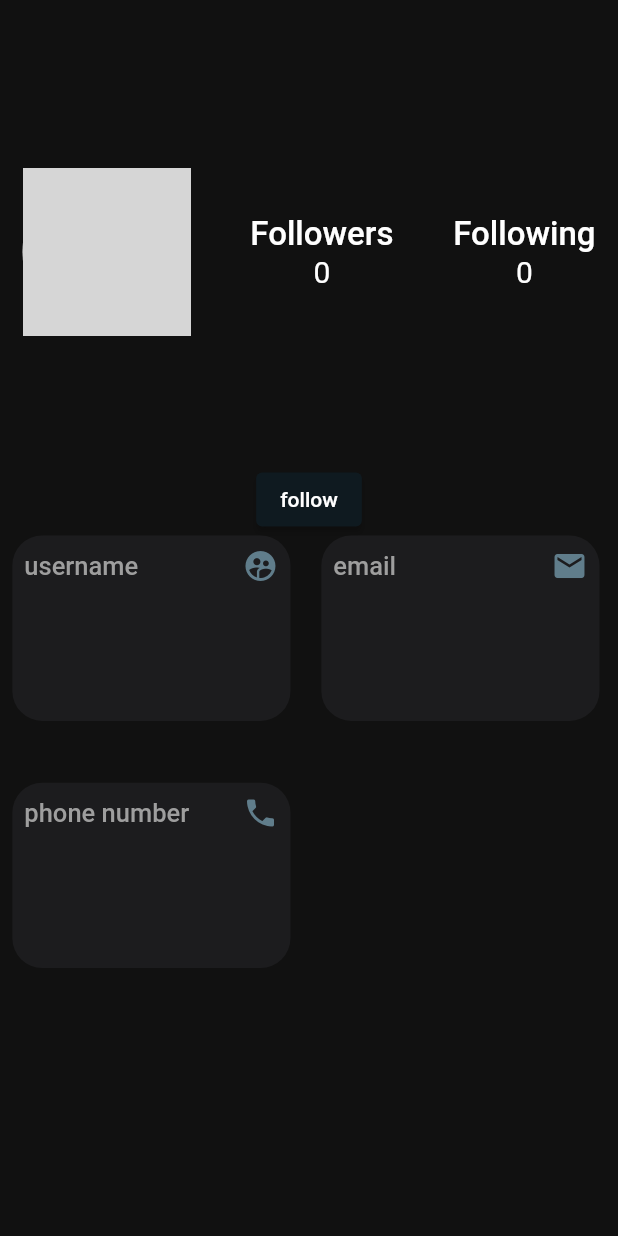
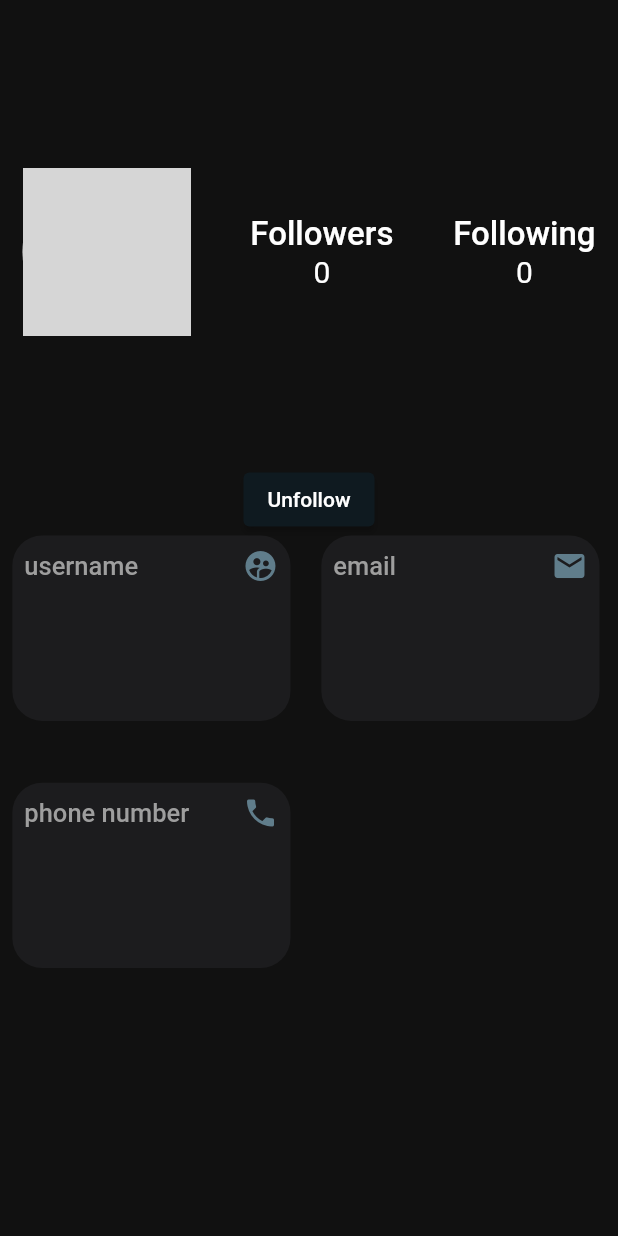
Before and after one commit to abdulqaderpatel/EventFlow, a Flutter app: the RandomUserProfileScreen screen opened directly with empty values, on a phone screen of 412 x 824 dp. Run offline on Flutter 3.47's test engine with Material 2 defaults, Android fonts, the phone set to English and light mode, and no system bars; drawn by our look-alikes of auto_size_text; our stand-ins replace cloud_firestore, dotted_border, firebase_auth, firebase_core, firebase_storage, fluttertoast and 6 more; accounts and stored records are empty; network calls fail; statements that could not run were skipped; grey boxes are pictures that could not be loaded.

Commit message:
Added new features when searching other user profiles and fixed some minor bugs.

```diff
--- a/lib/Views/Authentication/login.dart
+++ b/lib/Views/Authentication/login.dart
@@ -489,6 +489,8 @@ class _LoginScreenState extends State<LoginScreen> {
                                 "image": "",
                                 "phone_number": 0,
                                 "id": FirebaseAuth.instance.currentUser!.uid,
+                                "follower":[],
+                                "following":[]
                               }).then((value) {
                                 setState(() {
                                   googleLoader = false;
--- a/lib/Views/Authentication/signup.dart
+++ b/lib/Views/Authentication/signup.dart
@@ -356,7 +356,9 @@ class _SignupScreenState extends State<SignupScreen> {
                                   "name": nameController.text,
                                   "image": "",
                                   "phone_number": 0,
-                                  "id":FirebaseAuth.instance.currentUser!.uid
+                                  "id":FirebaseAuth.instance.currentUser!.uid,
+                                  "follower":[],
+                                  "following":[]
                                 });
                               }
                               Toast().successMessage(
--- a/lib/Views/User/Profile/random_user_profile.dart
+++ b/lib/Views/User/Profile/random_user_profile.dart
@@ -1,16 +1,16 @@
 import 'package:cloud_firestore/cloud_firestore.dart';
 import 'package:eventflow/Reusable_Components/User/user_details_field.dart';
 
-import 'package:eventflow/Views/User/Profile/edit_user_profile.dart';
+
 
 import 'package:firebase_auth/firebase_auth.dart';
 
 import 'package:flutter/material.dart';
 import 'package:get/get.dart';
 
-import '../../Authentication/admin_or_user.dart';
+
 import '../../Misc/Firebase/firebase_tables.dart';
-import '../../Misc/toast/toast.dart';
+
 
 class RandomUserProfileScreen extends StatefulWidget {
   final Map<String, dynamic> userData;
@@ -26,7 +26,21 @@ class _RandomUserProfileScreenState extends State<RandomUserProfileScreen> {
   @override
   Widget build(BuildContext context) {
     return Scaffold(
-        body: SingleChildScrollView(
+        body: StreamBuilder<QuerySnapshot>(
+        stream: FirebaseTable()
+        .usersTable
+        .where("id",
+        isEqualTo:
+        widget.userData["id"])
+        .snapshots(),
+            builder: (context, snapshot) {
+              List<SingleChildScrollView> clientWidgets =
+              [];
+              if (snapshot.hasData) {
+                final clients = snapshot.data?.docs;
+                for (var client in clients!) {
+                  final clientWidget =
+                  SingleChildScrollView(
                     child: Container(
                       height: Get.height,
                       color: const Color(0xff111111),
@@ -47,7 +61,7 @@ class _RandomUserProfileScreenState extends State<RandomUserProfileScreen> {
                                       mainAxisAlignment: MainAxisAlignment.center,
                                       children: [
                                         Text(
-                                widget.userData["name"],
+                                          client["name"],
                                           style: const TextStyle(
                                               color: Colors.white,
                                               fontSize: 23,
@@ -65,7 +79,7 @@ class _RandomUserProfileScreenState extends State<RandomUserProfileScreen> {
                                       mainAxisAlignment: MainAxisAlignment.spaceBetween,
                                       children: [
                                         Container(
-                                child: widget.userData["image"] == null
+                                          child: client["image"] == null
                                               ? const CircleAvatar(
                                             radius: 60,
                                             backgroundColor: Colors.white,
@@ -79,13 +93,13 @@ class _RandomUserProfileScreenState extends State<RandomUserProfileScreen> {
                                             radius: 56,
                                             backgroundColor: Colors.white,
                                             backgroundImage: NetworkImage(
-                                    widget.userData["image"],
+                                              client["image"],
                                             ),
                                           ),
                                         ),
-                              const Column(
+                                         Column(
                                           children: [
-                                  Text(
+                                            const Text(
                                               "Followers",
                                               style: TextStyle(
                                                   color: Colors.white,
@@ -94,8 +108,8 @@ class _RandomUserProfileScreenState extends State<RandomUserProfileScreen> {
                                             ),
                                             InkWell(
                                               child: Text(
-                                      "0",
-                                      style: TextStyle(
+                                                client["follower"].length.toString(),
+                                                style: const TextStyle(
                                                     color: Colors.white,
                                                     fontSize: 20,
                                                     fontWeight: FontWeight.w400),
@@ -103,9 +117,9 @@ class _RandomUserProfileScreenState extends State<RandomUserProfileScreen> {
                                             )
                                           ],
                                         ),
-                              const Column(
+                                        Column(
                                           children: [
-                                  Text(
+                                            const Text(
                                               "Following",
                                               style: TextStyle(
                                                   color: Colors.white,
@@ -114,8 +128,8 @@ class _RandomUserProfileScreenState extends State<RandomUserProfileScreen> {
                                             ),
                                             InkWell(
                                               child: Text(
-                                      "0",
-                                      style: TextStyle(
+                                                client["following"].length.toString(),
+                                                style: const TextStyle(
                                                     color: Colors.white,
                                                     fontSize: 20,
                                                     fontWeight: FontWeight.w400),
@@ -139,22 +153,9 @@ class _RandomUserProfileScreenState extends State<RandomUserProfileScreen> {
                                   const SizedBox(
                                     height: 40,
                                   ),
-                        StreamBuilder<QuerySnapshot>(
-                            stream: FirebaseTable()
-                                .usersTable
-                                .where("id",
-                                isEqualTo:
-                                FirebaseAuth.instance.currentUser!.uid)
-                                .snapshots(),
-                            builder: (context, snapshot) {
-                              List<ElevatedButton> clientWidgets = [];
-
-                              if (snapshot.hasData) {
-                                final clients = snapshot.data?.docs;
-                                for (var client in clients!) {
-                                  final clientWidget = client["following"]
+                                client["follower"]
                                     .contains(
-                                      widget.userData["email"])
+                                    FirebaseAuth.instance.currentUser!.email)
                                     ? ElevatedButton(
                                     onPressed: () {
                                       FirebaseTable().usersTable.doc(
@@ -163,48 +164,41 @@ class _RandomUserProfileScreenState extends State<RandomUserProfileScreen> {
                                           {
                                             "following": FieldValue
                                                 .arrayRemove(
-                                                  [widget.userData["email"]])
+                                                [client["email"]])
                                           });
                                       FirebaseTable()
                                           .usersTable.doc(
-                                            widget.userData["id"]).update({"follower":FieldValue.arrayRemove([FirebaseAuth.instance.currentUser!
+                                          client["id"]).update({"follower":FieldValue.arrayRemove([FirebaseAuth.instance.currentUser!
                                           .email])});
                                     },
-                                      child: Text("Unfollow"))
+                                    child: const Text("Unfollow"))
                                     :
                                 ElevatedButton(
                                     onPressed: () {
                                       FirebaseTable()
                                           .usersTable.doc(
                                           FirebaseAuth.instance.currentUser!
-                                                .uid).update({"following":FieldValue.arrayUnion([widget.userData["email"]])});
+                                              .uid).update({"following":FieldValue.arrayUnion([client["email"]])});
                                       FirebaseTable()
                                           .usersTable.doc(
-                                            widget.userData["id"]).update({"follower":FieldValue.arrayUnion([FirebaseAuth.instance.currentUser!
+                                          client["id"]).update({"follower":FieldValue.arrayUnion([FirebaseAuth.instance.currentUser!
                                           .email])});
 
                                     },
-                                      child: Text("follow"));
-                                  clientWidgets.add(clientWidget);
-                                }
-                              }
-                              return Column(
-                                children: clientWidgets,
-                              );
-                            }),
+                                    child: const Text("follow")),
                                   Row(
                                     children: [
                                       UserDetailField(
                                           icon: Icons.supervised_user_circle,
                                           placeholder: "username",
-                                details: widget.userData["username"]),
+                                          details: client["username"]),
                                       SizedBox(
                                         width: Get.width * 0.05,
                                       ),
                                       UserDetailField(
                                           icon: Icons.email,
                                           placeholder: "email",
-                                details: widget.userData["email"]),
+                                          details: client["email"]),
                                     ],
                                   ),
                                   SizedBox(
@@ -216,7 +210,7 @@ class _RandomUserProfileScreenState extends State<RandomUserProfileScreen> {
                                           icon: Icons.phone,
                                           placeholder: "phone number",
                                           details:
-                                widget.userData["phone_number"].toString()),
+                                          client["phone_number"].toString()),
                                       SizedBox(
                                         width: Get.width * 0.05,
                                       ),
@@ -229,6 +223,14 @@ class _RandomUserProfileScreenState extends State<RandomUserProfileScreen> {
                         ),
                       ),
                     ),
+                  );
+                  clientWidgets.add(clientWidget);
+                }
+              }
+              return Column(
+                children: clientWidgets,
+              );
+            }
         ));
   }
 }
--- a/lib/Views/User/chat_screen.dart
+++ b/lib/Views/User/chat_screen.dart
@@ -57,7 +57,7 @@ class _ChatScreenState extends State<ChatScreen> {
           ],
         ),
       ),
-      body: Container(
+      body: Container(constraints: BoxConstraints(minWidth: Get.width),
         height: Get.height,
         color: const Color(0xff0F1A20),
         child: Stack(
--- a/lib/Views/User/select_chat_screen.dart
+++ b/lib/Views/User/select_chat_screen.dart
@@ -92,6 +92,7 @@ class _SelectChatScreenState extends State<SelectChatScreen> {
                                       ];
                                       ids.sort();
 
+
                                       Navigator.push(context,
                                           MaterialPageRoute(builder: (context) {
                                         return ChatScreen(
```
Also changed, not shown: lib/Views/User/Profile/user_profile.dart (+45 -98 lines), lib/Views/User/event_details.dart (+0 -30 lines). Lines whose indentation alone changed are shown as unchanged.
